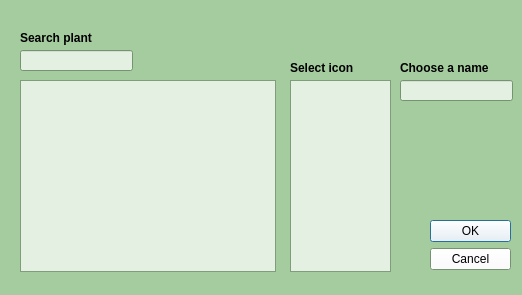
Old version of the form project/ui/add_plant.ui in the repository denzelxav/Plantfolio.
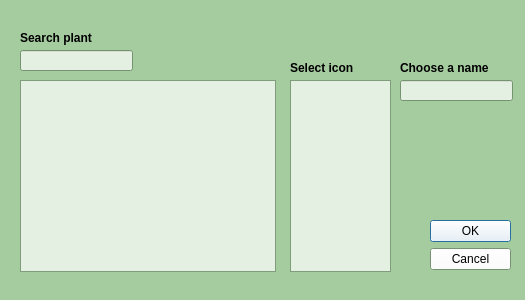
New version of the form.

Commit message: Set fixed sizes for windows

The edit to the form file:
```diff
--- a/project/ui/add_plant.ui
+++ b/project/ui/add_plant.ui
@@ -6,10 +6,22 @@
    <rect>
     <x>0</x>
     <y>0</y>
-    <width>522</width>
-    <height>295</height>
+    <width>525</width>
+    <height>300</height>
    </rect>
   </property>
+  <property name="minimumSize">
+   <size>
+    <width>525</width>
+    <height>300</height>
+   </size>
+  </property>
+  <property name="maximumSize">
+   <size>
+    <width>525</width>
+    <height>300</height>
+   </size>
+  </property>
   <property name="palette">
    <palette>
     <active>
```
The commit also changes 4 other files.
